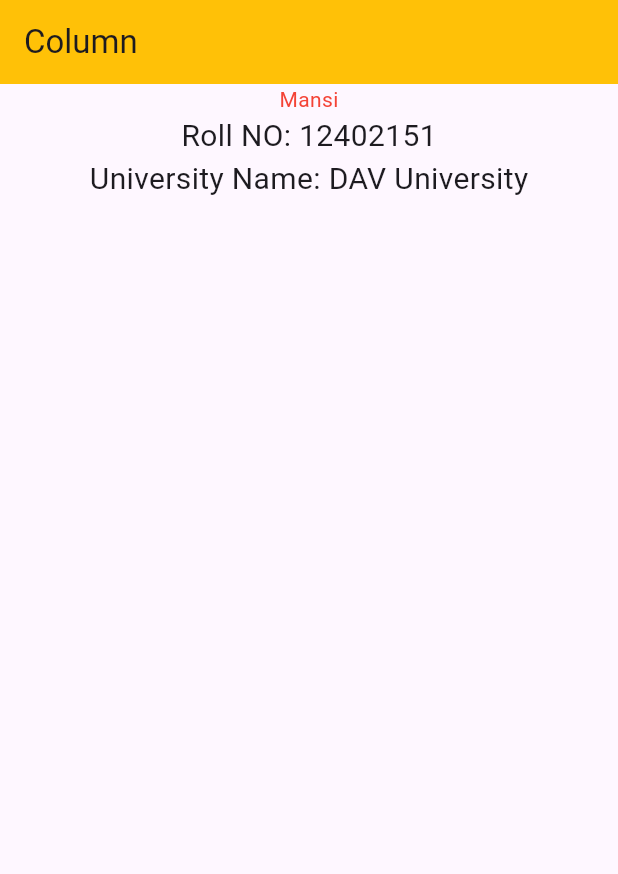
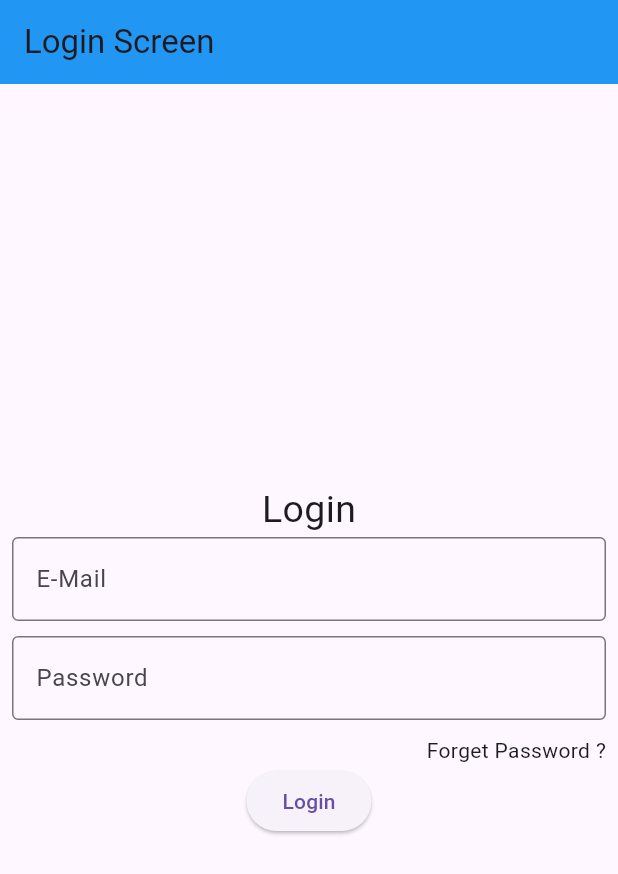
Before and after one commit to rajat-cr/flutter_batch_6week, a Flutter app: the screen it shows after launch, on a phone screen of 412 x 824 dp. Shown: the top 874 px of the screen. Run offline on Flutter 3.47's test engine with Material 3 defaults, Android fonts, the light colour scheme and no system bars.

Commit message:
LoginScreen
Row, Column, TextField, Buttons

```diff
--- /dev/null
+++ b/lib/login_screen.dart
@@ -0,0 +1,52 @@
+import 'package:flutter/material.dart';
+
+class LoginScreen extends StatefulWidget {
+  const LoginScreen({super.key});
+
+  @override
+  State<LoginScreen> createState() => _LoginScreenState();
+}
+
+class _LoginScreenState extends State<LoginScreen> {
+  @override
+  Widget build(BuildContext context) {
+    return Scaffold(
+      appBar: AppBar(title: Text("Login Screen"), backgroundColor: Colors.blue),
+      body: Padding(
+        padding: const EdgeInsets.all(8.0),
+        child: Column(
+          mainAxisAlignment: MainAxisAlignment.center,
+          children: [
+            Row(
+              mainAxisAlignment: MainAxisAlignment.center,
+              children: [Text("Login", style: TextStyle(fontSize: 25))],
+            ),
+
+            TextField(
+              decoration: InputDecoration(
+                hintText: "Enter Your Email",
+                label: Text("E-Mail"),
+                border: OutlineInputBorder(),
+              ),
+            ),
+            SizedBox(height: 10),
+            TextField(
+              decoration: InputDecoration(
+                hintText: "Enter Your Password",
+                label: Text("Password"),
+                border: OutlineInputBorder(),
+              ),
+            ),
+            SizedBox(height: 10),
+            Row(
+              mainAxisAlignment: MainAxisAlignment.end,
+              children: [Text("Forget Password ?")],
+            ),
+
+            ElevatedButton(onPressed: () {}, child: Text("Login")),
+          ],
+        ),
+      ),
+    );
+  }
+}
--- a/lib/main.dart
+++ b/lib/main.dart
@@ -1,6 +1,8 @@
 import 'package:flutter/material.dart';
 import 'package:flutter_batch_6week/FirstScreen.dart';
 import 'package:flutter_batch_6week/RowAndColumn.dart';
+import 'package:flutter_batch_6week/RowClass.dart';
+import 'package:flutter_batch_6week/login_screen.dart';
 
 void main() {
   runApp(const MainApp());
@@ -11,6 +13,6 @@
 
   @override
   Widget build(BuildContext context) {
-    return const MaterialApp(home: Rowandcolumn());
+    return const MaterialApp(home: LoginScreen());
   }
 }
```
Also changed, not shown: lib/RowAndColumn.dart (+21 -4 lines), lib/RowClass.dart (added, +33 -0 lines).
